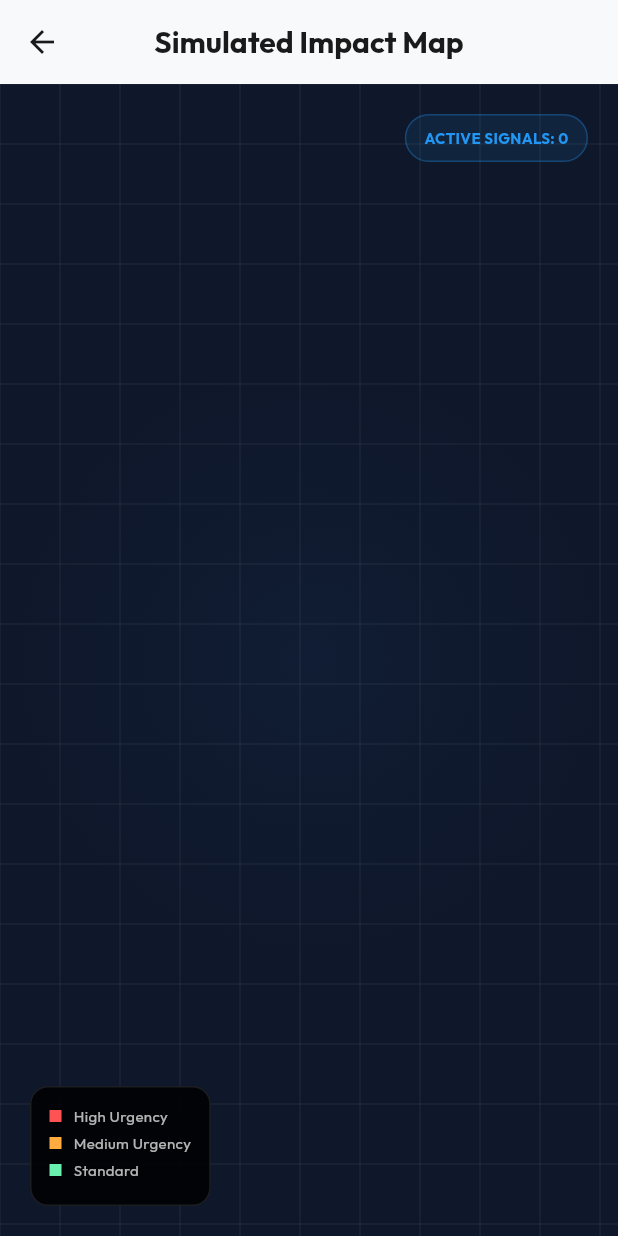
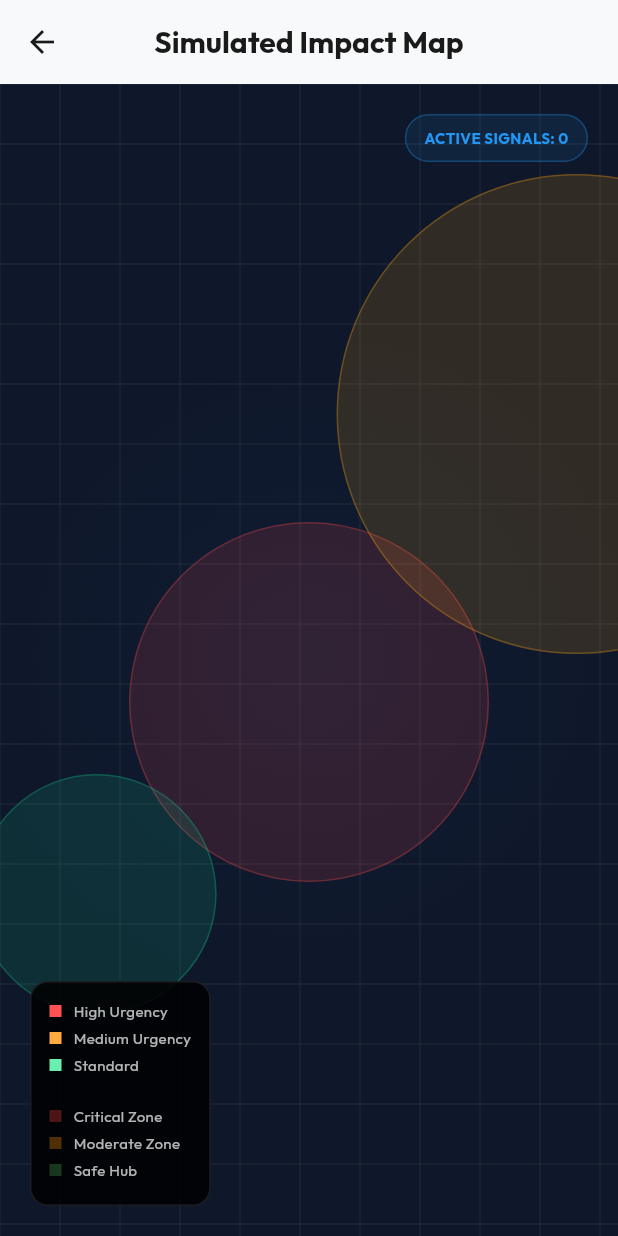
Before and after one commit to Sidhardh2006/ImpactFlow, a Flutter app: the MapScreen screen opened directly, on a phone screen of 412 x 824 dp. Run offline on Flutter 3.47's test engine with Material 3 defaults, Android fonts, the phone set to English and light mode, and no system bars; our stand-ins replace google_fonts, google_generative_ai, google_maps_flutter, supabase_flutter; accounts and stored records are empty.

Commit message:
feat: added impact zones and Mumbai centering to map

```diff
--- a/lib/data/sample_data.dart
+++ b/lib/data/sample_data.dart
@@ -1,4 +1,5 @@
 import '../models/need.dart';
+import '../models/impact_zone.dart';
 
 class SampleData {
   static List<Need> get sampleNeeds => [
@@ -94,4 +95,31 @@ class SampleData {
       isAiVerified: false,
     ),
   ];
+
+  static List<ImpactZone> get sampleZones => [
+    ImpactZone(
+      id: 'z1',
+      name: 'Central Critical Zone',
+      centerLatitude: 19.0760,
+      centerLongitude: 72.8777,
+      radius: 0.015,
+      intensity: ZoneIntensity.critical,
+    ),
+    ImpactZone(
+      id: 'z2',
+      name: 'East Recovery Zone',
+      centerLatitude: 19.1000,
+      centerLongitude: 72.9000,
+      radius: 0.02,
+      intensity: ZoneIntensity.moderate,
+    ),
+    ImpactZone(
+      id: 'z3',
+      name: 'South Safe Hub',
+      centerLatitude: 19.0600,
+      centerLongitude: 72.8600,
+      radius: 0.01,
+      intensity: ZoneIntensity.safe,
+    ),
+  ];
 }
--- /dev/null
+++ b/lib/models/impact_zone.dart
@@ -0,0 +1,36 @@
+import 'package:flutter/material.dart';
+
+enum ZoneIntensity {
+  critical, // Red
+  moderate, // Yellow
+  safe,     // Green
+}
+
+class ImpactZone {
+  final String id;
+  final String name;
+  final double centerLatitude;
+  final double centerLongitude;
+  final double radius; // In relative units or meters
+  final ZoneIntensity intensity;
+
+  ImpactZone({
+    required this.id,
+    required this.name,
+    required this.centerLatitude,
+    required this.centerLongitude,
+    required this.radius,
+    required this.intensity,
+  });
+
+  Color get color {
+    switch (intensity) {
+      case ZoneIntensity.critical:
+        return const Color(0xFFEF4444); // Red
+      case ZoneIntensity.moderate:
+        return const Color(0xFFF59E0B); // Amber/Yellow
+      case ZoneIntensity.safe:
+        return const Color(0xFF10B981); // Green
+    }
+  }
+}
--- a/lib/providers/need_provider.dart
+++ b/lib/providers/need_provider.dart
@@ -1,5 +1,6 @@
 import 'package:flutter/material.dart';
 import '../models/need.dart';
+import '../models/impact_zone.dart';
 import '../services/recommendation_engine.dart';
 import '../services/gemini_service.dart';
 import '../services/supabase_service.dart';
@@ -9,6 +10,7 @@ class NeedProvider with ChangeNotifier {
   final GeminiService _geminiService = GeminiService();
   final SupabaseService _supabaseService = SupabaseService();
   List<Need> _needs = [];
+  List<ImpactZone> _zones = SampleData.sampleZones; // Initialize with sample data for demo
   bool _isLoading = true;
 
   NeedProvider() {
@@ -18,6 +20,8 @@ class NeedProvider with ChangeNotifier {
   List<Need> get needs {
     return RecommendationEngine.getRecommendedNeeds(_needs);
   }
+
+  List<ImpactZone> get zones => _zones;
 
   bool get isLoading => _isLoading;
 
--- a/lib/screens/map_screen.dart
+++ b/lib/screens/map_screen.dart
@@ -3,6 +3,7 @@ import 'package:google_maps_flutter/google_maps_flutter.dart';
 import 'package:provider/provider.dart';
 import '../providers/need_provider.dart';
 import '../models/need.dart';
+import '../models/impact_zone.dart';
 
 class MapScreen extends StatefulWidget {
   const MapScreen({super.key});
@@ -34,6 +35,8 @@ class _MapScreenState extends State<MapScreen> {
                 ),
                 // "Scanning" Effect
                 _buildScanningEffect(),
+                // Impact Zones
+                ...provider.zones.map((zone) => _buildImpactZone(context, zone)),
                 // Mock Markers
                 ...needs.map((need) => _buildMockMarker(context, need)),
                 // Legend
@@ -72,10 +75,11 @@ class _MapScreenState extends State<MapScreen> {
   }
 
   Widget _buildMockMarker(BuildContext context, Need need) {
-    // Map GPS to relative screen coordinates for simulation
-    // We'll use a simple offset from the center
-    final double relX = (need.longitude - 80.5165) * 5000 + MediaQuery.of(context).size.width / 2;
-    final double relY = -(need.latitude - 16.5131) * 5000 + MediaQuery.of(context).size.height / 2;
+    // Map GPS to relative screen coordinates for simulation (Centered on Mumbai)
+    const double centerLng = 72.8777;
+    const double centerLat = 19.0760;
+    final double relX = (need.longitude - centerLng) * 8000 + MediaQuery.of(context).size.width / 2;
+    final double relY = -(need.latitude - centerLat) * 8000 + MediaQuery.of(context).size.height / 2;
 
     final Color color = _getPriorityColor(need.priorityScore);
 
@@ -115,6 +119,29 @@ class _MapScreenState extends State<MapScreen> {
     );
   }
 
+  Widget _buildImpactZone(BuildContext context, ImpactZone zone) {
+    const double centerLng = 72.8777;
+    const double centerLat = 19.0760;
+    final double relX = (zone.centerLongitude - centerLng) * 8000 + MediaQuery.of(context).size.width / 2;
+    final double relY = -(zone.centerLatitude - centerLat) * 8000 + MediaQuery.of(context).size.height / 2;
+
+    final double screenRadius = zone.radius * 8000;
+
+    return Positioned(
+      left: relX - screenRadius,
+      top: relY - screenRadius,
+      child: Container(
+        width: screenRadius * 2,
+        height: screenRadius * 2,
+        decoration: BoxDecoration(
+          shape: BoxShape.circle,
+          color: zone.color.withOpacity(0.15),
+          border: Border.all(color: zone.color.withOpacity(0.3), width: 1),
+        ),
+      ),
+    );
+  }
+
   Widget _buildLegend() {
     return Container(
       padding: const EdgeInsets.all(12),
@@ -129,6 +156,10 @@ class _MapScreenState extends State<MapScreen> {
           _legendItem('High Urgency', Colors.redAccent),
           _legendItem('Medium Urgency', Colors.orangeAccent),
           _legendItem('Standard', Colors.greenAccent),
+          const Divider(color: Colors.white10),
+          _legendItem('Critical Zone', Colors.red.withOpacity(0.3)),
+          _legendItem('Moderate Zone', Colors.orange.withOpacity(0.3)),
+          _legendItem('Safe Hub', Colors.green.withOpacity(0.3)),
         ],
       ),
     );
```
Also changed, not shown: 1 other file.
